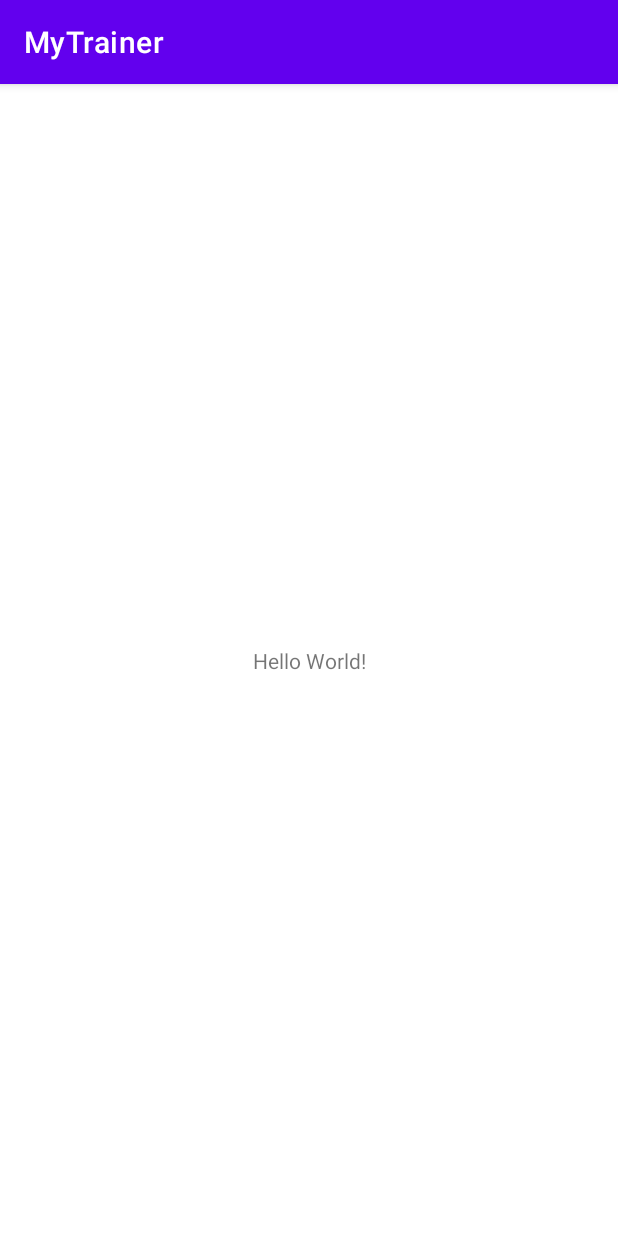
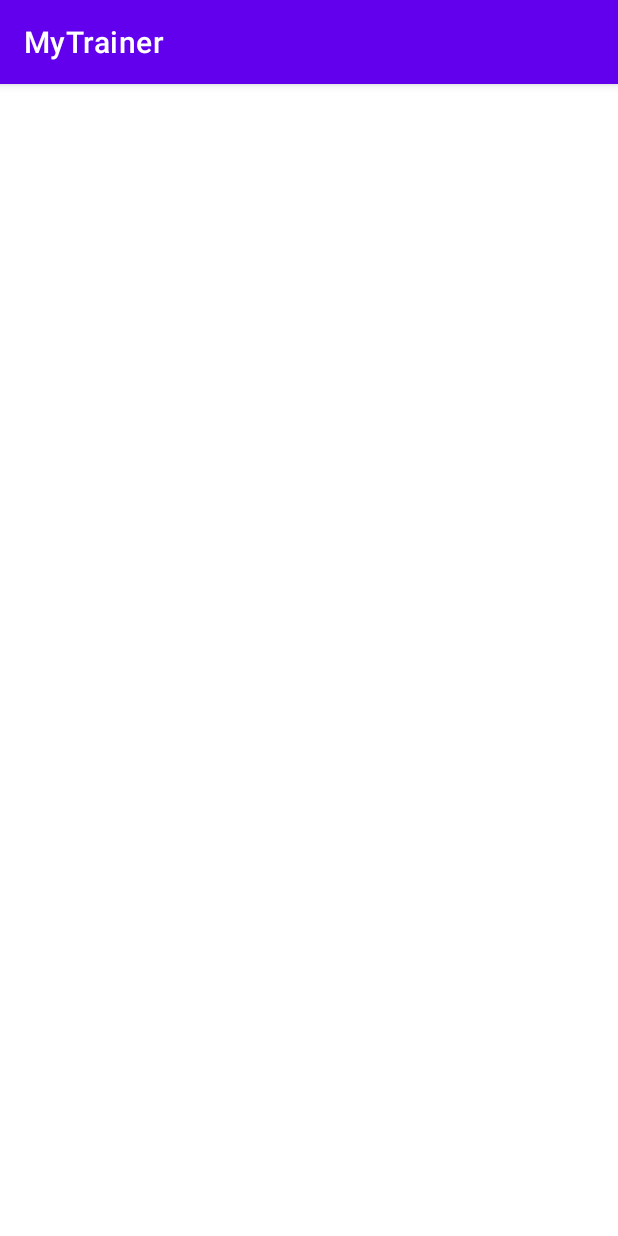
Before and after one commit to Gabriele1312/MyTrainer, an Android app: the screen it shows after launch (MainActivity), on a phone screen of 412 x 824 dp. Run offline under Robolectric (Android 15) with nearby library versions, the phone set to English and light mode, and no system bars.

Commit message:
Commit reset

```diff
--- a/app/src/main/java/com/example/mytrainer/MainActivity.kt
+++ b/app/src/main/java/com/example/mytrainer/MainActivity.kt
@@ -2,12 +2,13 @@ package com.example.mytrainer
 
 import androidx.appcompat.app.AppCompatActivity
 import android.os.Bundle
+import android.view.animation.AnimationUtils
+import android.widget.ImageView
 
 class MainActivity : AppCompatActivity() {
+
     override fun onCreate(savedInstanceState: Bundle?) {
         super.onCreate(savedInstanceState)
         setContentView(R.layout.activity_main)
-
-        System.out.println("Ciao Lele 3")
     }
 }
--- a/app/src/main/res/layout/activity_main.xml
+++ b/app/src/main/res/layout/activity_main.xml
@@ -6,13 +6,4 @@
     android:layout_height="match_parent"
     tools:context=".MainActivity">
 
-    <TextView
-        android:layout_width="wrap_content"
-        android:layout_height="wrap_content"
-        android:text="Hello World!"
-        app:layout_constraintBottom_toBottomOf="parent"
-        app:layout_constraintLeft_toLeftOf="parent"
-        app:layout_constraintRight_toRightOf="parent"
-        app:layout_constraintTop_toTopOf="parent" />
-
 </androidx.constraintlayout.widget.ConstraintLayout>
```
Also changed, not shown: app/src/main/res/drawable/Sfondi Blu elettrico HD.jpg (deleted).
